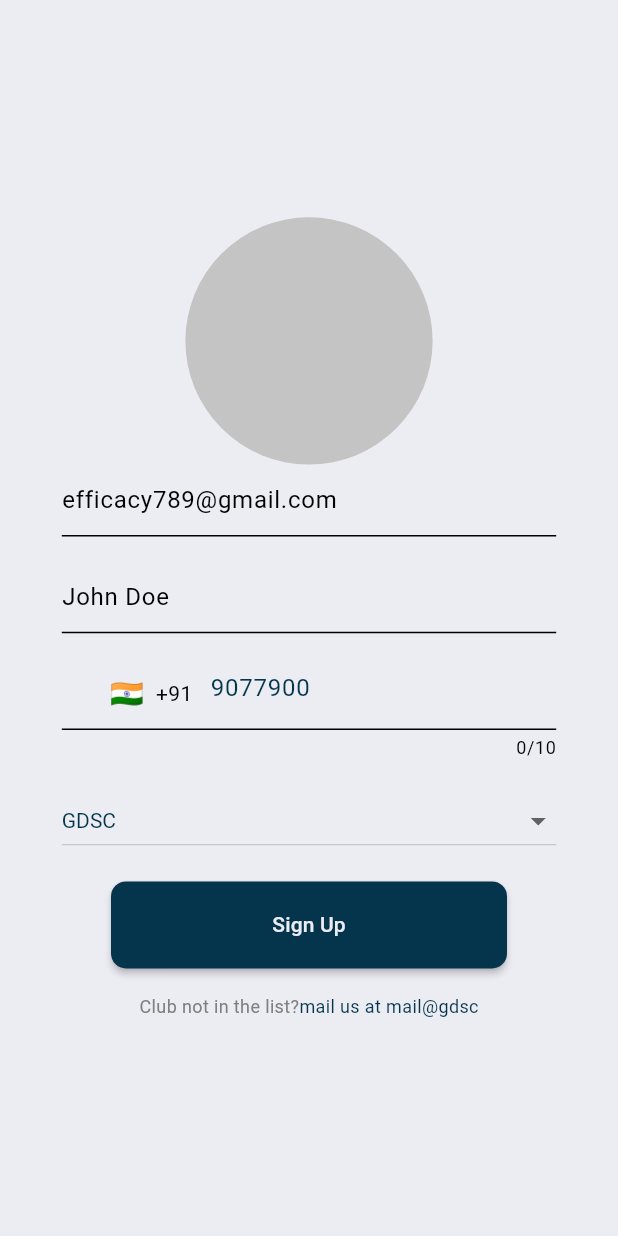
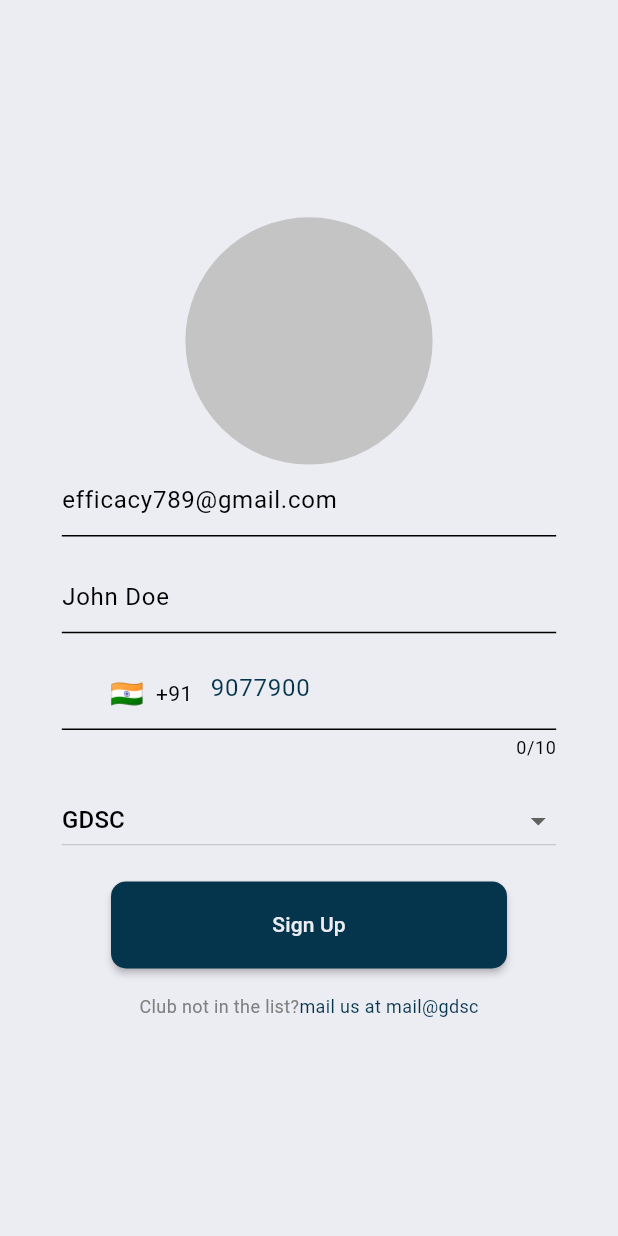
Before and after one commit to gdsc-nits-org/efficacy_admin, a Flutter app: the screen it shows after launch, after a tap on "Sign In with Google", on a phone screen of 412 x 824 dp. Run offline on Flutter 3.47's test engine with Material 2 defaults, Android fonts, the phone set to English and light mode, and no system bars; drawn by our look-alikes of intl_phone_field; our stand-ins replace flutter_dotenv, flutter_svg, freezed_annotation, gap, google_sign_in, hive and 2 more; missing offline and left inert: mongo_dart; accounts and stored records are empty; Roboto replaces fonts that are missing (Comfortaa).

Commit message:
global styling of drop down menu done

```diff
--- a/lib/pages/login/login_page.dart
+++ b/lib/pages/login/login_page.dart
@@ -1,6 +1,7 @@
 import 'dart:io';
 
 import 'package:efficacy_admin/configs/configurations/extensions/extensions.dart';
+import 'package:efficacy_admin/widgets/drop_down_menu/drop_down_menu.dart';
 import 'package:flutter/material.dart';
 import 'package:image_picker/image_picker.dart';
 import 'package:intl_phone_field/intl_phone_field.dart';
@@ -74,16 +75,6 @@ class _LoginPageState extends State<LoginPage> {
           );
         });
   }
-
-  String dropdownvalue = 'GDSC';
-
-  // List of items in our dropdown menu
-  var items = [
-    'GDSC',
-    'Eco Club',
-    'Item 3',
-    'Item 4',
-  ];
 
   @override
   Widget build(BuildContext context) {
@@ -174,24 +165,7 @@ class _LoginPageState extends State<LoginPage> {
                         ),
 
                         //club menu field
-                        DropdownButton(
-                          isExpanded: true,
-                          dropdownColor: const Color.fromRGBO(237, 249, 255, 1),
-                          style: const TextStyle(
-                              color: Color.fromRGBO(5, 53, 75, 1)),
-                          value: dropdownvalue,
-                          items: items.map((String items) {
-                            return DropdownMenuItem(
-                              value: items,
-                              child: Text(items),
-                            );
-                          }).toList(),
-                          onChanged: (String? newValue) {
-                            setState(() {
-                              dropdownvalue = newValue!;
-                            });
-                          },
-                        ),
+                        const DropDownMenu(),
 
                         //sign up button
                         ElevatedButton(
--- /dev/null
+++ b/lib/widgets/drop_down_menu/drop_down_menu.dart
@@ -0,0 +1,45 @@
+import 'package:flutter/material.dart';
+
+class DropDownMenu extends StatefulWidget {
+  const DropDownMenu({super.key});
+
+  @override
+  State<DropDownMenu> createState() => _DropDownMenuState();
+}
+
+class _DropDownMenuState extends State<DropDownMenu> {
+  String dropdownvalue = 'GDSC';
+
+  // List of items in our dropdown menu
+  var items = [
+    'GDSC',
+    'Eco Club',
+    'Item 3',
+    'Item 4',
+  ];
+
+  bool isSelected = false;
+
+  @override
+  Widget build(BuildContext context) {
+    return DropdownButton(
+      dropdownColor: isSelected
+          ? const Color.fromRGBO(159, 220, 249, 1)
+          : const Color.fromRGBO(237, 249, 255, 1),
+      isExpanded: true,
+      value: dropdownvalue,
+      items: items.map((String items) {
+        return DropdownMenuItem(
+          value: items,
+          child: Text(items),
+        );
+      }).toList(),
+      onChanged: (String? newValue) {
+        setState(() {
+          dropdownvalue = newValue!;
+          isSelected = true;
+        });
+      },
+    );
+  }
+}
```
Also changed, not shown: lib/configs/configurations/theme/themes/light_theme.dart (+2 -5 lines).
